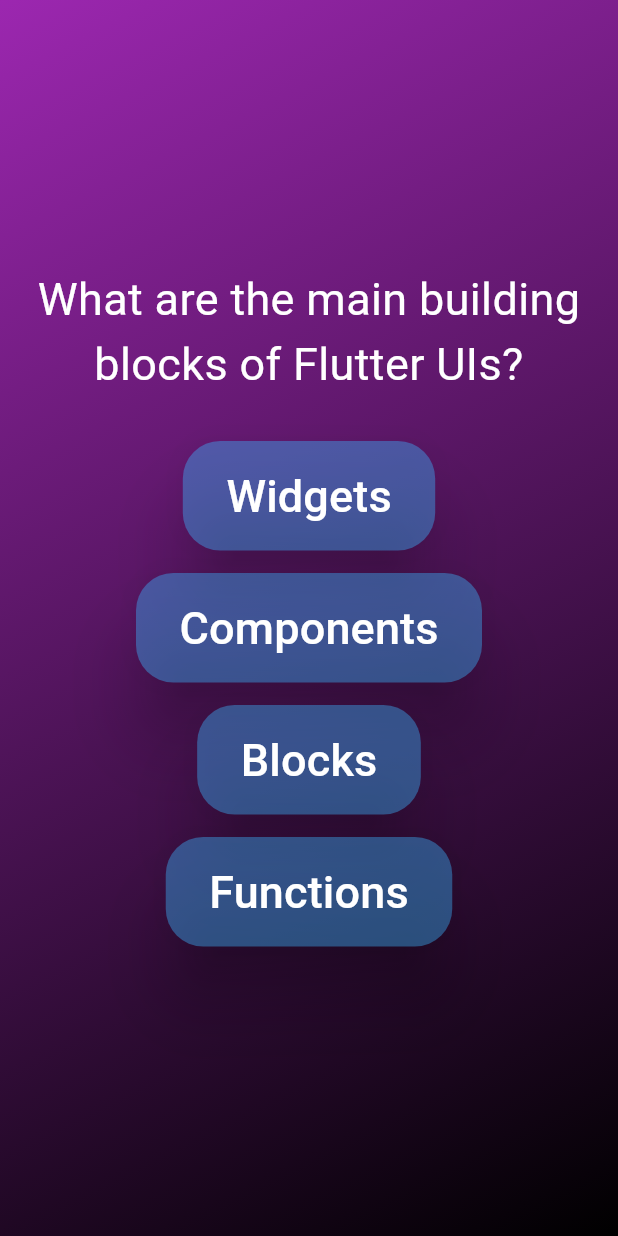
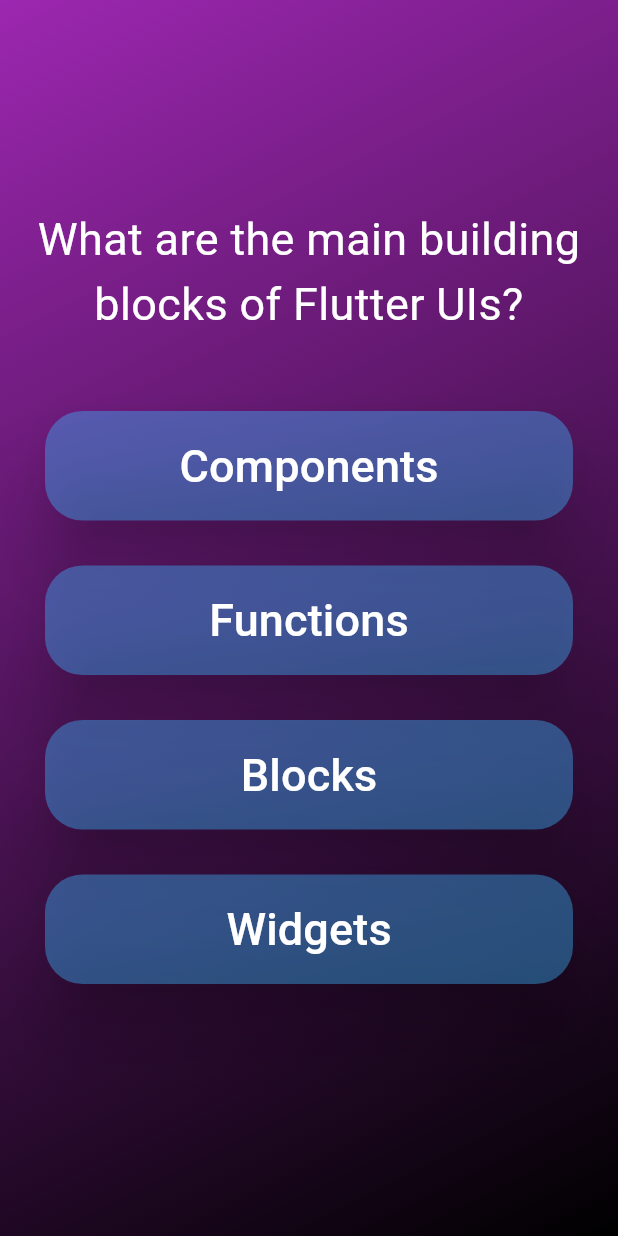
Before and after one commit to ambasstj/Flutter-Quiz-Practical-Interview-Prep, a Flutter app: the screen it shows after launch, after a tap on "Quiz Page", on a phone screen of 412 x 824 dp. Run offline on Flutter 3.47's test engine with Material 3 defaults, Android fonts, the phone set to English and light mode, and no system bars.

Commit message:
This update dynamically shuffles each answer option

```diff
--- a/lib/Model/answer_button.dart
+++ b/lib/Model/answer_button.dart
@@ -8,7 +8,9 @@ class AnswerButton extends StatelessWidget {
 
   @override
   Widget build(context) {
-    return Column(
+    return
+        Container( margin: const EdgeInsets.only(left: 30, right:30, bottom: 10),
+          child: Column( crossAxisAlignment: CrossAxisAlignment.stretch,
             children: [
               ElevatedButton(
                 style: ElevatedButton.styleFrom(
@@ -23,8 +25,9 @@ class AnswerButton extends StatelessWidget {
                   style: const TextStyle(fontSize: 30, color: Colors.white),
                 ),
               ),
-        const SizedBox(height: 15)
+              const SizedBox(height: 20)
             ],
+          ),
         );
   }
 }
--- a/lib/Model/question.dart
+++ b/lib/Model/question.dart
@@ -6,5 +6,11 @@ class Question{
 
   Question(this.text, this.answers);
 
+  List<String> getShuffledAnswers(){
+    List<String> shuffledAnswers = List.of(answers);
+    shuffledAnswers.shuffle();
+    return shuffledAnswers;
+  }
+
 
 }
--- a/lib/questions_screen.dart
+++ b/lib/questions_screen.dart
@@ -12,7 +12,6 @@ class QuestionsScreen extends StatefulWidget {
 }
 
 class _QuestionsScreen extends State<QuestionsScreen> {
-
   final currentQuestion = questions[0];
 
   @override
@@ -24,13 +23,16 @@ class _QuestionsScreen extends State<QuestionsScreen> {
               end: Alignment.bottomRight,
               colors: [Colors.purple, Colors.black])),
       child: Center(
-        child: Column(mainAxisSize: MainAxisSize.min,
+        child: Column(
+          mainAxisAlignment: MainAxisAlignment.center,
           children: [
-             Text(currentQuestion.text,textAlign: TextAlign.center ,style: const TextStyle(fontSize: 30, color: Colors.white )),
-            const SizedBox(height: 30),
-           ...currentQuestion.answers.map((answers) =>
-            AnswerButton(answers, () {})
-            ),
+            Text(currentQuestion.text,
+                textAlign: TextAlign.center,
+                style: const TextStyle(fontSize: 30, color: Colors.white)),
+            const SizedBox(height: 50),
+            ...currentQuestion.getShuffledAnswers().map(
+              (answer) => AnswerButton(answer, () {}),
+            )
           ],
         ),
       ),
```
Lines whose indentation alone changed are shown as unchanged.
